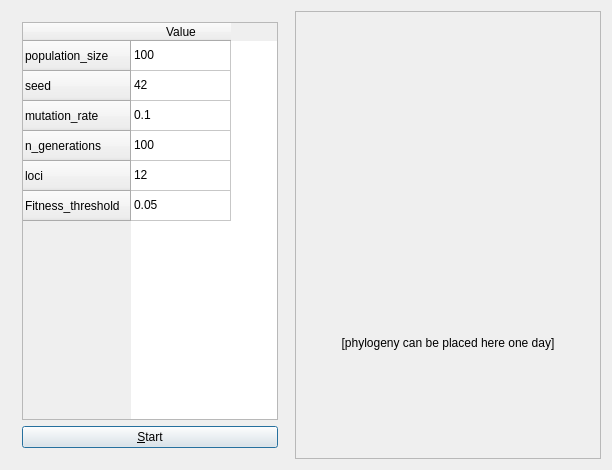
Qt form jobo_qtmaindialog.ui (richelbilderbeek/pbdmms) before a commit.
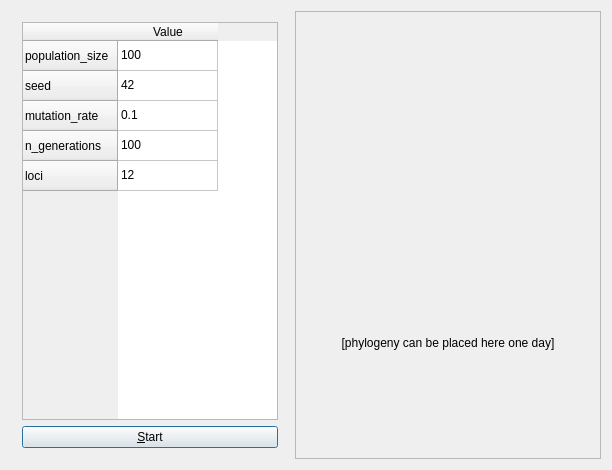
The same form after that commit. Custom widgets are drawn as their Qt base class.

What changed in the file:
```diff
--- a/jobo_qtmaindialog.ui
+++ b/jobo_qtmaindialog.ui
@@ -50,11 +50,6 @@
           <string>loci</string>
          </property>
         </row>
-        <row>
-         <property name="text">
-          <string>Fitness_threshold</string>
-         </property>
-        </row>
         <column>
          <property name="text">
           <string>Value</string>
@@ -85,11 +80,6 @@
           <string>12</string>
          </property>
         </item>
-        <item row="5" column="0">
-         <property name="text">
-          <string>0.05</string>
-         </property>
-        </item>
        </widget>
       </item>
       <item>
```
Left out of the diff: 4 changed lines with no effect on the pictures.
